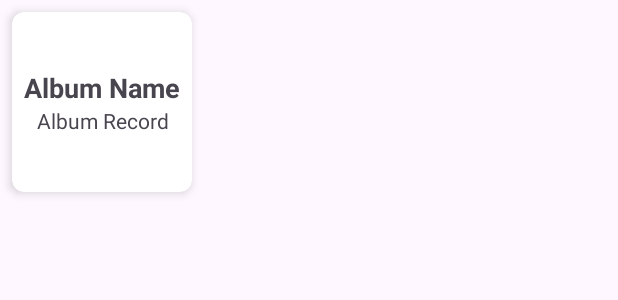
After one commit to gorozcoua/team18, an Android app: the layout item_musician_album.xml on its own in the app's theme, with its tools: preview values and no code run, on a phone screen of 412 x 824 dp. The commit adds this screen. Shown: the top 300 px of the screen. Run offline under Robolectric (Android 15) with nearby library versions, the phone set to English and light mode, and no system bars; network calls fail.

Commit message:
musician albums cards

```diff
--- /dev/null
+++ b/app/src/main/res/layout/item_musician_album.xml
@@ -0,0 +1,35 @@
+<?xml version="1.0" encoding="utf-8"?>
+<androidx.cardview.widget.CardView xmlns:android="http://schemas.android.com/apk/res/android"
+    xmlns:card_view="http://schemas.android.com/apk/res-auto"
+    android:layout_width="120dp"
+    android:layout_height="120dp"
+    android:layout_margin="8dp"
+    card_view:cardCornerRadius="8dp"
+    card_view:cardElevation="4dp">
+
+    <LinearLayout
+        android:layout_width="match_parent"
+        android:layout_height="match_parent"
+        android:gravity="center"
+        android:orientation="vertical"
+        android:padding="8dp">
+
+        <TextView
+            android:id="@+id/musician_album_name"
+            android:layout_width="wrap_content"
+            android:layout_height="wrap_content"
+            android:text="Album Name"
+            android:textAlignment="center"
+            android:textAppearance="?android:attr/textAppearanceMedium"
+            android:textStyle="bold" />
+
+        <TextView
+            android:id="@+id/musician_album_recordLabel"
+            android:layout_width="wrap_content"
+            android:layout_height="wrap_content"
+            android:text="Album Record"
+            android:textAlignment="center"
+            android:textAppearance="?android:attr/textAppearanceSmall" />
+    </LinearLayout>
+
+</androidx.cardview.widget.CardView>
```
Also changed, not shown: app/src/main/java/com/example/vinilos/ui/MusicianDetailFragment.kt (+14 -14 lines), app/src/main/java/com/example/vinilos/ui/adapters/MusicianAlbumAdapter.kt (added, +37 -0 lines), app/src/main/res/layout/fragment_musician_detail.xml (+15 -0 lines).
